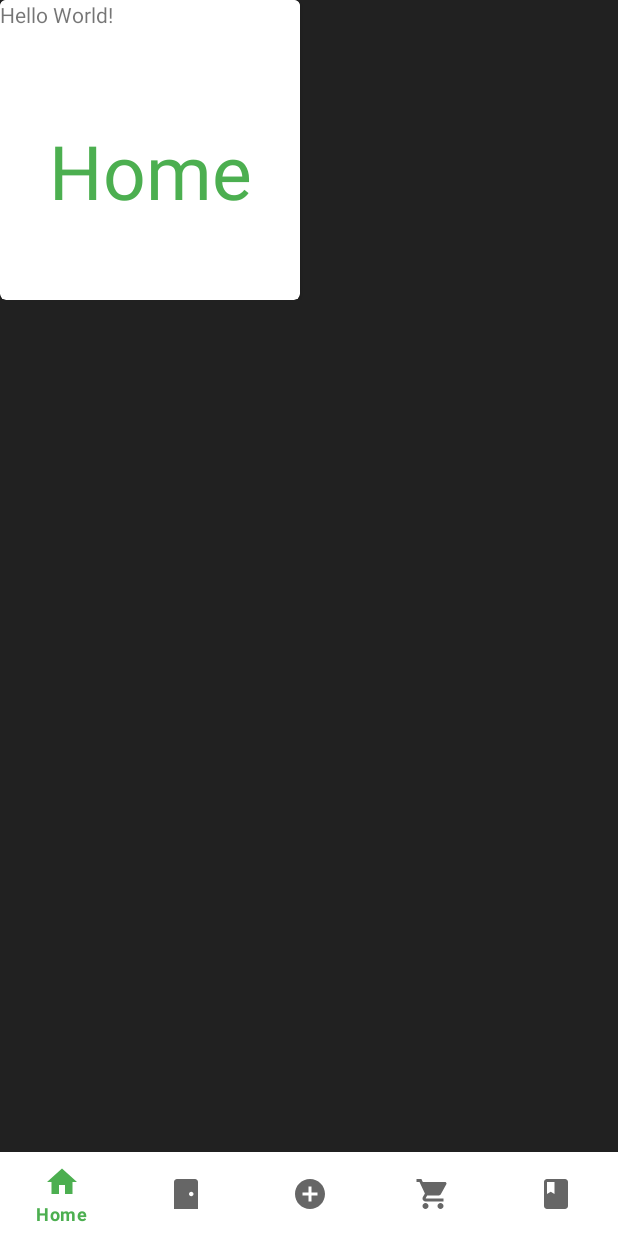
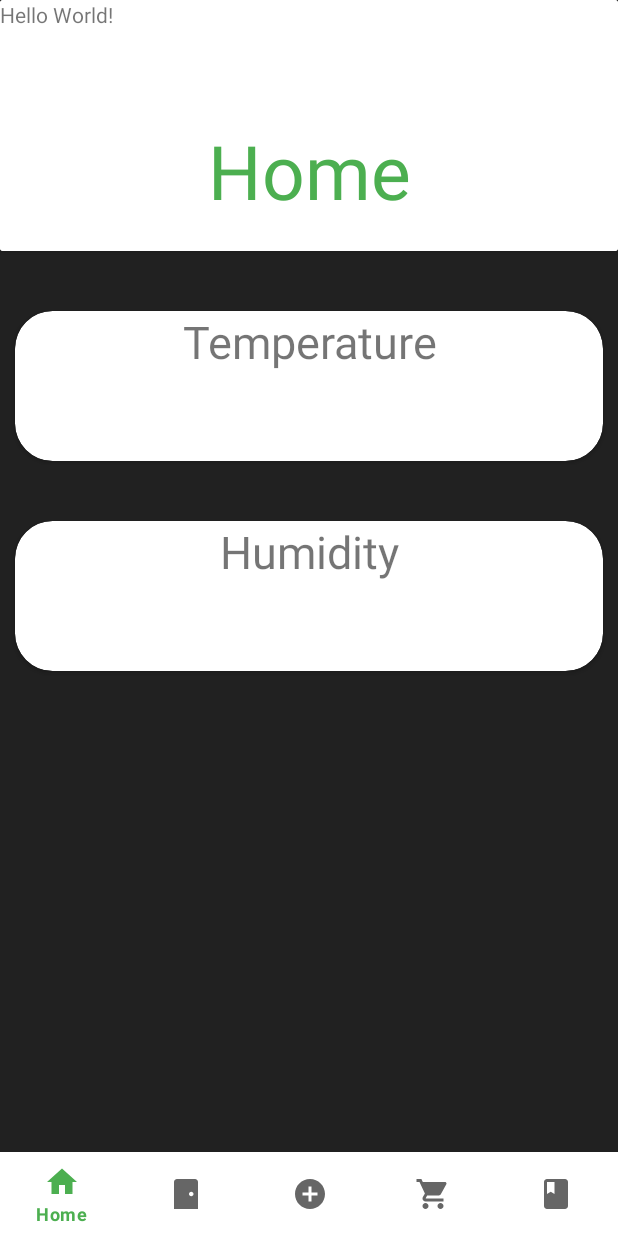
Before and after one commit to SterretjeK/Smart-cupboard-app, an Android app: the screen it shows after launch (MainActivity), on a phone screen of 412 x 824 dp. Run offline under Robolectric (Android 15) with nearby library versions, the phone set to English and light mode, and no system bars.

Commit message:
Added cardview layout

```diff
--- a/App/app/src/main/res/layout/fragment_home.xml
+++ b/App/app/src/main/res/layout/fragment_home.xml
@@ -1,42 +1,71 @@
 <?xml version="1.0" encoding="utf-8"?>
-<RelativeLayout
+
+
+<LinearLayout
     xmlns:android="http://schemas.android.com/apk/res/android"
     android:layout_width="match_parent"
     android:layout_height="match_parent"
     xmlns:app="http://schemas.android.com/apk/res-auto"
-    android:background="@color/grey_900">
-
-    <LinearLayout
-        xmlns:android="http://schemas.android.com/apk/res/android"
-        xmlns:tools="http://schemas.android.com/tools"
-        xmlns:card_view="http://schemas.android.com/apk/res-auto"
-        android:layout_width="match_parent"
-        android:layout_height="wrap_content">
+    android:background="@color/grey_900"
+    android:orientation="vertical">
 
     <androidx.cardview.widget.CardView
         xmlns:card_view="http://schemas.android.com/apk/res-auto"
-            android:id="@+id/card_view"
-            android:layout_gravity="center"
-            android:layout_width="200dp"
-            android:layout_height="200dp"
-            card_view:cardCornerRadius="4dp">
+        android:id="@+id/card_view_Home"
+        android:layout_width="match_parent"
+        android:layout_height="wrap_content"
+        android:layout_marginBottom="20dp">
 
         <TextView
             android:layout_width="match_parent"
-                android:layout_height="wrap_content"
+            android:layout_height="match_parent"
             android:gravity="center"
-                android:paddingTop="80sp"
-                android:paddingBottom="20sp"
+            android:paddingTop="80dp"
+            android:paddingBottom="20dp"
             android:text="Home"
             android:textSize="50sp"
             android:background="?attr/colorOnPrimary"
             android:textColor="?attr/colorPrimary"/>
+    </androidx.cardview.widget.CardView>
+
+    <androidx.cardview.widget.CardView
+        xmlns:card_view="http://schemas.android.com/apk/res-auto"
+        android:id="@+id/card_view_Temperature"
+        android:layout_width="match_parent"
+        android:layout_height="100dp"
+        android:layout_marginTop="20dp"
+        android:layout_marginRight="10dp"
+        android:layout_marginBottom="20dp"
+        android:layout_marginLeft="10dp"
+        card_view:cardCornerRadius="25dp">
 
         <TextView
+            android:id="@+id/info_text_Temperature"
             android:layout_width="match_parent"
-                android:layout_height="wrap_content"/>
+            android:layout_height="match_parent"
+            android:text="Temperature"
+            android:textSize="30sp"
+            android:gravity="center_horizontal"/>
+    </androidx.cardview.widget.CardView>
+
+    <androidx.cardview.widget.CardView
+        xmlns:card_view="http://schemas.android.com/apk/res-auto"
+        android:id="@+id/card_view_Humidity"
+        android:layout_width="match_parent"
+        android:layout_height="100dp"
+        android:layout_marginTop="20dp"
+        android:layout_marginRight="10dp"
+        android:layout_marginBottom="20dp"
+        android:layout_marginLeft="10dp"
+        card_view:cardCornerRadius="25dp">
+
+        <TextView
+            android:id="@+id/info_text_Humidity"
+            android:layout_width="match_parent"
+            android:layout_height="match_parent"
+            android:text="Humidity"
+            android:textSize="30sp"
+            android:gravity="center_horizontal"/>
     </androidx.cardview.widget.CardView>
 
 </LinearLayout>
-
-</RelativeLayout>
```
Lines whose indentation alone changed are shown as unchanged.
